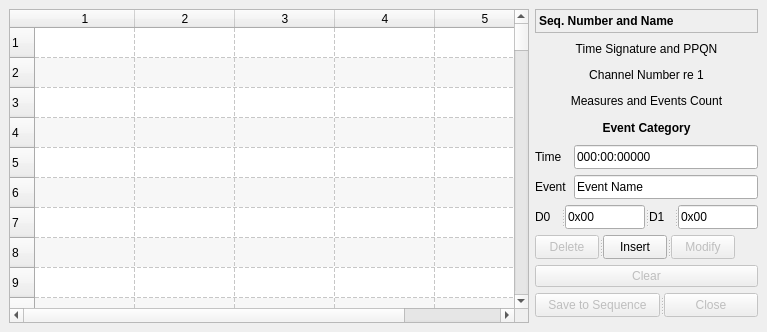
The window that seq_qt5/forms/qseqeventframe.ui (ahlstromcj/sequencer64) describes before a commit, drawn with Qt 5.
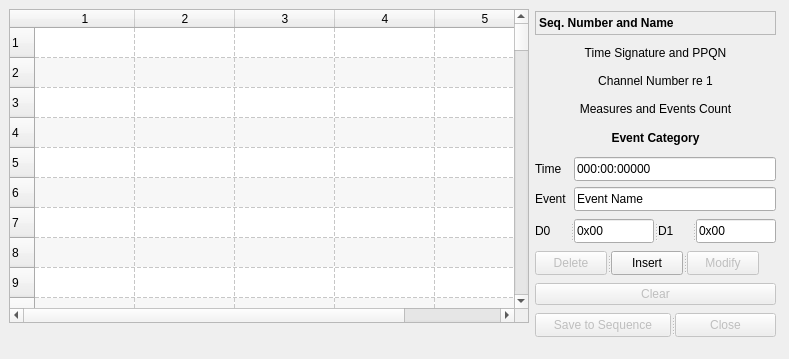
The same window after the commit.

Diff of the .ui file:
```diff
--- a/seq_qt5/forms/qseqeventframe.ui
+++ b/seq_qt5/forms/qseqeventframe.ui
@@ -6,8 +6,8 @@
    <rect>
     <x>0</x>
     <y>0</y>
-    <width>767</width>
-    <height>332</height>
+    <width>789</width>
+    <height>359</height>
    </rect>
   </property>
   <property name="sizePolicy">
@@ -169,8 +169,8 @@
     <rect>
      <x>535</x>
      <y>9</y>
-     <width>223</width>
-     <height>314</height>
+     <width>241</width>
+     <height>335</height>
     </rect>
    </property>
    <layout class="QVBoxLayout" name="verticalLayout">
@@ -473,7 +473,7 @@
      <widget class="QSplitter" name="del_ins_mod_splitter">
       <property name="maximumSize">
        <size>
-        <width>200</width>
+        <width>224</width>
         <height>24</height>
        </size>
       </property>
@@ -486,13 +486,13 @@
        </property>
        <property name="minimumSize">
         <size>
-         <width>0</width>
+         <width>72</width>
          <height>24</height>
         </size>
        </property>
        <property name="maximumSize">
         <size>
-         <width>64</width>
+         <width>72</width>
          <height>24</height>
         </size>
        </property>
@@ -506,13 +506,13 @@
        </property>
        <property name="minimumSize">
         <size>
-         <width>0</width>
+         <width>72</width>
          <height>24</height>
         </size>
        </property>
        <property name="maximumSize">
         <size>
-         <width>64</width>
+         <width>72</width>
          <height>24</height>
         </size>
        </property>
@@ -526,13 +526,13 @@
        </property>
        <property name="minimumSize">
         <size>
-         <width>0</width>
+         <width>72</width>
          <height>24</height>
         </size>
        </property>
        <property name="maximumSize">
         <size>
-         <width>64</width>
+         <width>72</width>
          <height>24</height>
         </size>
        </property>
```
